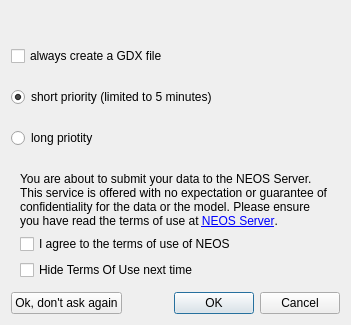
Qt form src/neos/neosstartdialog.ui (GAMS-dev/studio) before a commit.
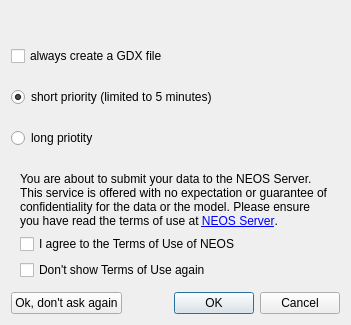
The same form after that commit. Icons and pictures are not drawn.

Commit message: improved label texts, persist choices only after clicking OK (except "AcceptToU")

Patch:
```diff
--- a/src/neos/neosstartdialog.ui
+++ b/src/neos/neosstartdialog.ui
@@ -100,7 +100,7 @@
       <item>
        <widget class="QCheckBox" name="cbTerms">
         <property name="text">
-         <string>I agree to the terms of use of NEOS</string>
+         <string>I agree to the Terms of Use of NEOS</string>
         </property>
        </widget>
       </item>
@@ -110,7 +110,7 @@
          <string>Go to settings to turn them on again</string>
         </property>
         <property name="text">
-         <string>Hide Terms Of Use next time</string>
+         <string>Don't show Terms of Use again</string>
         </property>
        </widget>
       </item>
```
The commit also changes 1 other file.
